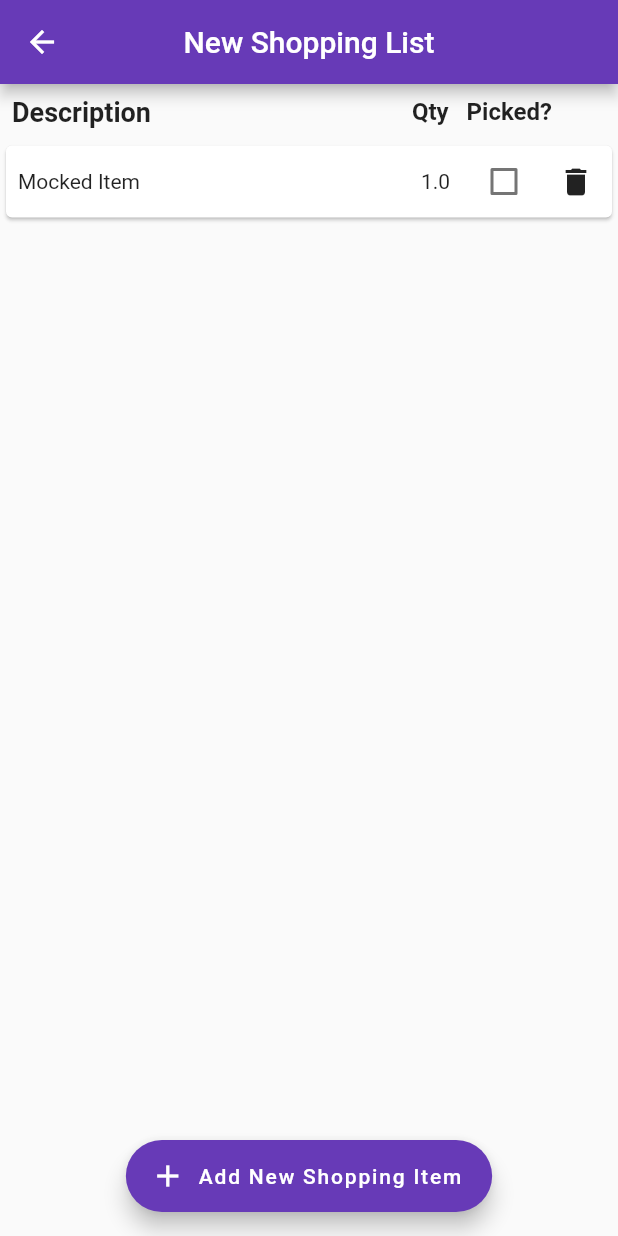
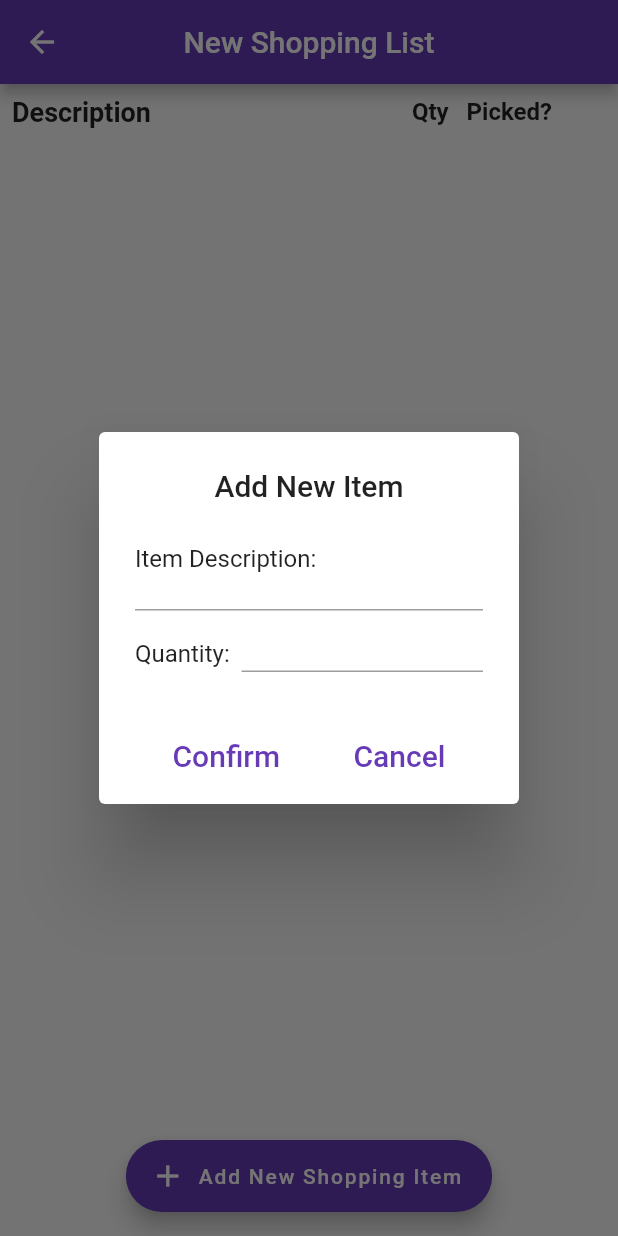
Before and after one commit to sssloba/flutter_fire_shopping_list, a Flutter app: the ShoppingListPage screen opened directly, after a tap on "Add New Shopping Item", on a phone screen of 412 x 824 dp. Run offline on Flutter 3.47's test engine with Material 2 defaults, Android fonts, the light colour scheme and no system bars.

Commit message:
item-edit-dialog

```diff
--- /dev/null
+++ b/lib/screens/item_edit_dialog.dart
@@ -0,0 +1,100 @@
+import 'package:flutter/material.dart';
+import 'package:flutter_fire_shopping_list/models/shopping_item_model.dart';
+
+class ItemEditDialog extends StatefulWidget {
+  const ItemEditDialog({Key? key}) : super(key: key);
+
+  @override
+  State<ItemEditDialog> createState() => _ItemEditDialogState();
+}
+
+class _ItemEditDialogState extends State<ItemEditDialog> {
+  late TextEditingController descriptionTextController;
+  late TextEditingController quantityTextController;
+
+  @override
+  void initState() {
+    super.initState();
+    descriptionTextController = TextEditingController();
+    quantityTextController = TextEditingController();
+  }
+
+  @override
+  void dispose() {
+    descriptionTextController.dispose();
+    quantityTextController.dispose();
+    super.dispose();
+  }
+
+  @override
+  Widget build(BuildContext context) {
+    return AlertDialog(
+      title: const Center(child: Text('Add New Item')),
+      content: Column(
+        mainAxisAlignment: MainAxisAlignment.start,
+        crossAxisAlignment: CrossAxisAlignment.start,
+        mainAxisSize: MainAxisSize.min,
+        children: [
+          const SizedBox(height: 8.0),
+          const Text('Item Description:'),
+          TextField(
+            controller: descriptionTextController,
+            enableSuggestions: true,
+            decoration: const InputDecoration(
+                isDense: true, contentPadding: EdgeInsets.only(bottom: 6.0)),
+          ),
+          const SizedBox(height: 16.0),
+          Row(
+            children: [
+              const Text('Quantity:  '),
+              Expanded(
+                child: TextField(
+                  controller: quantityTextController,
+                  keyboardType: TextInputType.number,
+                  decoration: const InputDecoration(
+                    isDense: true,
+                    contentPadding: EdgeInsets.only(bottom: 6.0),
+                  ),
+                ),
+              ),
+            ],
+          ),
+        ],
+      ),
+      actions: [
+        TextButton(
+          onPressed: () {
+            double? quantity = double.tryParse(quantityTextController.text);
+            if (descriptionTextController.text.isEmpty) {
+              ScaffoldMessenger.of(context).showSnackBar(const SnackBar(
+                  content: Text('Item Description is Required')));
+            } else if (quantity == null) {
+              ScaffoldMessenger.of(context).showSnackBar(const SnackBar(
+                  content: Text('Please Input Correct Quantity')));
+            } else {
+              Navigator.pop(
+                  context,
+                  ShoppingItemModel(
+                      itemDescription: descriptionTextController.text,
+                      quantity: quantity));
+            }
+          },
+          child: const Text(
+            'Confirm',
+            style: TextStyle(fontSize: 20.0),
+          ),
+        ),
+        TextButton(
+          onPressed: () {
+            Navigator.pop(context);
+          },
+          child: const Text(
+            'Cancel',
+            style: TextStyle(fontSize: 20.0),
+          ),
+        ),
+      ],
+      actionsAlignment: MainAxisAlignment.spaceEvenly,
+    );
+  }
+}
--- a/lib/screens/shopping_list_page.dart
+++ b/lib/screens/shopping_list_page.dart
@@ -1,5 +1,6 @@
 import 'package:flutter/material.dart';
 import 'package:flutter_fire_shopping_list/models/shopping_item_model.dart';
+import 'package:flutter_fire_shopping_list/screens/item_edit_dialog.dart';
 import 'package:flutter_fire_shopping_list/widgets/shopping_item.dart';
 
 class ShoppingListPage extends StatefulWidget {
@@ -58,33 +59,34 @@ class _ShoppingListPageState extends State<ShoppingListPage> {
               },
             ),
           ),
+          const SizedBox(height: 75.0)
         ],
       ),
       floatingActionButtonLocation: FloatingActionButtonLocation.centerFloat,
       floatingActionButton: FloatingActionButton.extended(
-        label: const Text('Add New Shopping Item'),
-        icon: const Icon(Icons.add),
-        onPressed: () {
-          setState(() {
-            _itemList.add(_getMockedShoppingItem());
-          });
-        },
-      ),
+          label: const Text('Add New Shopping Item'),
+          icon: const Icon(Icons.add),
+          onPressed: () {
+            showDialog(
+                context: context,
+                builder: (context) {
+                  return const ItemEditDialog();
+                }).then((value) {
+              setState(() {
+                _itemList.add(_getMockedShoppingItem(value));
+              });
+            });
+          }),
     );
   }
 
-  ShoppingItem _getMockedShoppingItem() {
-    ShoppingItemModel _shoppingItem = ShoppingItemModel(
-      itemDescription: 'Mocked Item',
-      //quantity: 8000.88,
-    );
-
+  ShoppingItem _getMockedShoppingItem(ShoppingItemModel shoppingItem) {
     return ShoppingItem(
-      itemModel: _shoppingItem,
+      itemModel: shoppingItem,
       onDelete: () {
         setState(() {
           _itemList.removeWhere(
-              (element) => element.itemModel.id == _shoppingItem.id);
+              (element) => element.itemModel.id == shoppingItem.id);
         });
       },
     );
```
